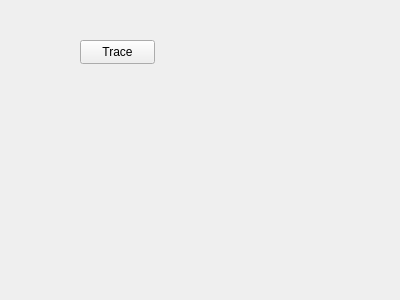
First picture: the form in headers/Whisker_Widget.ui, repository paulmthompson/WhiskerToolbox, before the edit.
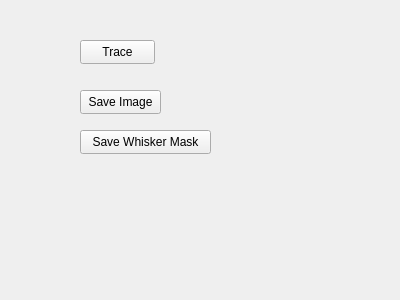
Second picture: the form after the edit.

Commit message: saves image at given location

The edit to the form file:
```diff
--- a/headers/Whisker_Widget.ui
+++ b/headers/Whisker_Widget.ui
@@ -26,6 +26,32 @@
     <string>Trace</string>
    </property>
   </widget>
+  <widget class="QPushButton" name="save_image">
+   <property name="geometry">
+    <rect>
+     <x>80</x>
+     <y>90</y>
+     <width>81</width>
+     <height>24</height>
+    </rect>
+   </property>
+   <property name="text">
+    <string>Save Image</string>
+   </property>
+  </widget>
+  <widget class="QPushButton" name="save_whisker_mask">
+   <property name="geometry">
+    <rect>
+     <x>80</x>
+     <y>130</y>
+     <width>131</width>
+     <height>24</height>
+    </rect>
+   </property>
+   <property name="text">
+    <string>Save Whisker Mask</string>
+   </property>
+  </widget>
  </widget>
  <resources/>
  <connections/>
```
The commit also changes 3 other files.
